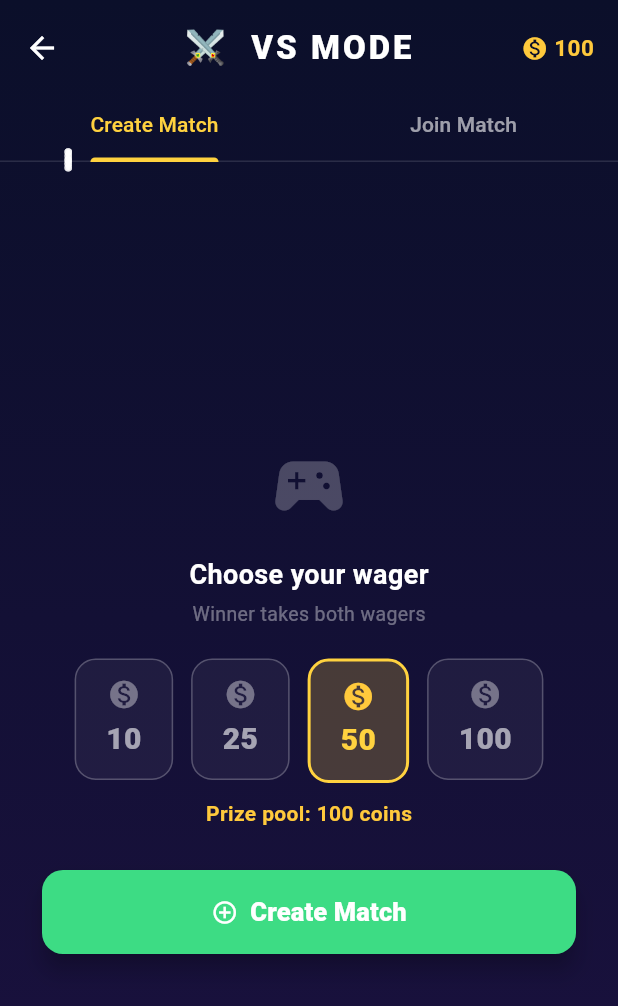
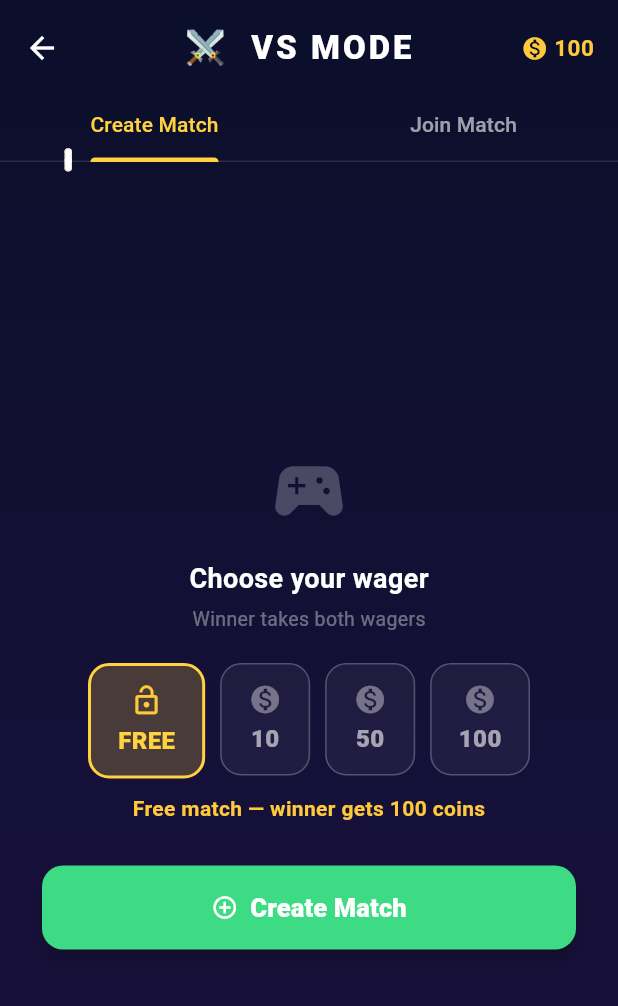
Before and after one commit to kamijan44012-ux/Cloud-web-, a Flutter app: the PvpLobbyScreen screen opened directly, on a phone screen of 412 x 824 dp. Shown: the top 1006 px of the screen. Run offline on Flutter 3.47's test engine with Material 3 defaults, Android fonts, the phone set to English and light mode, and no system bars; our stand-ins replace cloud_firestore, firebase_analytics, firebase_auth, firebase_core, firebase_remote_config, google_mobile_ads and 2 more; missing offline and left inert: flame, flame_audio; accounts and stored records are empty; network calls fail.

Commit message:
fix(pvp): default to FREE wager so Create Match is always clickable (#4)
Button was disabled when player had fewer coins than the default 50-coin
wager. Now defaults to FREE (0 coins) — button always works. Added FREE
chip; greyed-out chips for unaffordable wagers; free match awards 100
coins to winner as before.

https://claude.ai/code/session_01CMW6mnWpstHyuzh5ZyD7Ni

Co-authored-by: Claude <noreply@anthropic.com>

```diff
--- a/lib/ui/screens/pvp_lobby_screen.dart
+++ b/lib/ui/screens/pvp_lobby_screen.dart
@@ -32,7 +32,7 @@ class _PvpLobbyScreenState extends State<PvpLobbyScreen>
   _CreateState _createState = _CreateState.idle;
   String? _createError;
   StreamSubscription<PvpRoom?>? _waitSub;
-  int _wager = 50;
+  int _wager = 0;
 
   // Join-tab state
   final TextEditingController _codeCtrl = TextEditingController();
@@ -567,7 +567,6 @@ class _PvpLobbyScreenState extends State<PvpLobbyScreen>
     }
 
     // Idle — wager picker then create button
-    final bool canAfford = player.coins >= _wager;
     return _centeredPad(Column(
       mainAxisSize: MainAxisSize.min,
       children: <Widget>[
@@ -586,45 +585,51 @@ class _PvpLobbyScreenState extends State<PvpLobbyScreen>
           style: TextStyle(color: Colors.white38, fontSize: 13),
         ),
         const SizedBox(height: 20),
-        // Wager chips
+        // Wager chips — 0 = FREE
         Wrap(
-          spacing: 12,
+          spacing: 10,
           runSpacing: 10,
           alignment: WrapAlignment.center,
-          children: <int>[10, 25, 50, 100].map((int w) {
+          children: <int>[0, 10, 50, 100].map((int w) {
             final bool selected = _wager == w;
+            final bool affordable = player.coins >= w;
             return GestureDetector(
-              onTap: () => setState(() => _wager = w),
+              onTap: affordable ? () => setState(() => _wager = w) : null,
               child: AnimatedContainer(
                 duration: const Duration(milliseconds: 150),
                 padding: const EdgeInsets.symmetric(
-                    horizontal: 20, vertical: 12),
+                    horizontal: 18, vertical: 12),
                 decoration: BoxDecoration(
                   color: selected
                       ? Palette.hudYellow.withOpacity(0.22)
                       : Colors.white.withOpacity(0.05),
                   borderRadius: BorderRadius.circular(14),
                   border: Border.all(
-                    color:
-                        selected ? Palette.hudYellow : Colors.white24,
+                    color: selected
+                        ? Palette.hudYellow
+                        : (affordable ? Colors.white24 : Colors.white10),
                     width: selected ? 2 : 1,
                   ),
                 ),
                 child: Column(
                   mainAxisSize: MainAxisSize.min,
                   children: <Widget>[
-                    Icon(Icons.monetization_on,
-                        color: selected ? Palette.coin : Colors.white38,
-                        size: 22),
+                    Icon(
+                      w == 0 ? Icons.lock_open : Icons.monetization_on,
+                      color: selected
+                          ? Palette.coin
+                          : (affordable ? Colors.white38 : Colors.white12),
+                      size: 22,
+                    ),
                     const SizedBox(height: 4),
                     Text(
-                      '$w',
+                      w == 0 ? 'FREE' : '$w',
                       style: TextStyle(
-                        fontSize: 20,
+                        fontSize: 16,
                         fontWeight: FontWeight.w900,
                         color: selected
                             ? Palette.hudYellow
-                            : Colors.white60,
+                            : (affordable ? Colors.white60 : Colors.white24),
                       ),
                     ),
                   ],
@@ -635,26 +640,20 @@ class _PvpLobbyScreenState extends State<PvpLobbyScreen>
         ),
         const SizedBox(height: 10),
         Text(
-          'Prize pool: ${_wager * 2} coins',
+          _wager == 0
+              ? 'Free match — winner gets 100 coins'
+              : 'Prize pool: ${_wager * 2} coins',
           style: const TextStyle(
               color: Palette.coin,
               fontSize: 14,
               fontWeight: FontWeight.w600),
         ),
-        if (!canAfford) ...<Widget>[
-          const SizedBox(height: 6),
-          Text(
-            'You only have ${player.coins} coins!',
-            style:
-                const TextStyle(color: Colors.redAccent, fontSize: 13),
-          ),
-        ],
         const SizedBox(height: 28),
         _btn(
           label: 'Create Match',
           icon: Icons.add_circle_outline,
-          color: canAfford ? Palette.hudGreen : Colors.grey.shade700,
-          onTap: canAfford ? () => _createRoom(player) : () {},
+          color: Palette.hudGreen,
+          onTap: () => _createRoom(player),
         ),
       ],
     ));
```
